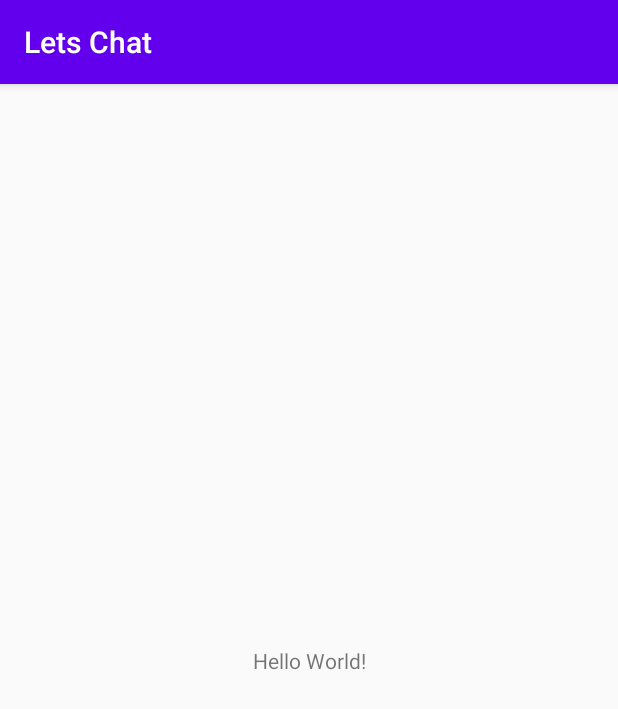
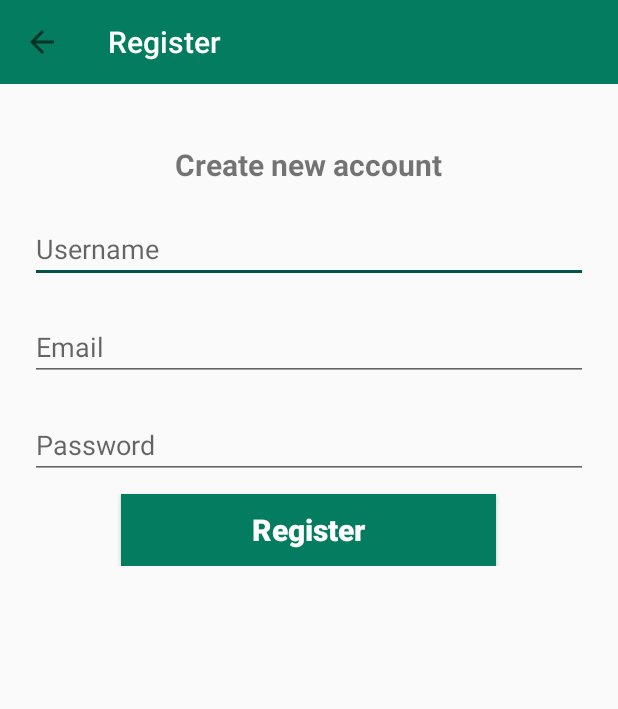
Before and after one commit to AkshayUpadhyay2162/Android-Chat-App, an Android app: the screen it shows after launch (MainActivity before the commit, RegisterActivity after it), on a phone screen of 412 x 824 dp. Shown: the top 709 px of the screen. Run offline under Robolectric (Android 15) with nearby library versions, the phone set to English and light mode, and no system bars; our stand-ins replace Firebase (no records; nobody signed in at launch, a user with empty details on screens opened directly).

```diff
--- a/app/build.gradle
+++ b/app/build.gradle
@@ -30,6 +30,8 @@ dependencies {
     implementation 'androidx.appcompat:appcompat:1.1.0'
     implementation 'androidx.constraintlayout:constraintlayout:1.1.3'
     implementation 'com.google.firebase:firebase-auth:19.3.2'
+    implementation 'com.google.firebase:firebase-config:19.2.0'
+    implementation 'com.google.firebase:firebase-database:19.3.1'
     testImplementation 'junit:junit:4.12'
     androidTestImplementation 'androidx.test.ext:junit:1.1.1'
     androidTestImplementation 'androidx.test.espresso:espresso-core:3.2.0'
--- a/app/src/main/AndroidManifest.xml
+++ b/app/src/main/AndroidManifest.xml
@@ -9,13 +9,16 @@
         android:roundIcon="@mipmap/ic_launcher_round"
         android:supportsRtl="true"
         android:theme="@style/AppTheme">
-        <activity android:name=".MainActivity">
+        <activity android:name=".StartActivity"></activity>
+        <activity android:name=".RegisterActivity">
             <intent-filter>
                 <action android:name="android.intent.action.MAIN" />
 
                 <category android:name="android.intent.category.LAUNCHER" />
             </intent-filter>
         </activity>
+        <activity android:name=".MainActivity">
+        </activity>
     </application>
 
 </manifest>
--- /dev/null
+++ b/app/src/main/java/com/akshaytech/letschat/RegisterActivity.java
@@ -0,0 +1,99 @@
+package com.akshaytech.letschat;
+
+import androidx.annotation.NonNull;
+import androidx.appcompat.app.AppCompatActivity;
+import androidx.appcompat.widget.Toolbar;
+
+import android.content.Intent;
+import android.os.Bundle;
+import android.text.TextUtils;
+import android.view.View;
+import android.widget.Button;
+import android.widget.EditText;
+import android.widget.Toast;
+
+import com.google.android.gms.tasks.OnCompleteListener;
+import com.google.android.gms.tasks.Task;
+import com.google.firebase.auth.AuthResult;
+import com.google.firebase.auth.FirebaseAuth;
+import com.google.firebase.auth.FirebaseUser;
+import com.google.firebase.database.DatabaseReference;
+import com.google.firebase.database.FirebaseDatabase;
+
+import java.util.HashMap;
+
+public class RegisterActivity extends AppCompatActivity {
+    EditText username, email, password;
+    Button register;
+    FirebaseAuth auth;
+    DatabaseReference reference;
+    @Override
+    protected void onCreate(Bundle savedInstanceState) {
+        super.onCreate(savedInstanceState);
+        setContentView(R.layout.activity_register);
+        Toolbar toolbar = findViewById(R.id.toolbar);
+        setSupportActionBar(toolbar);
+        getSupportActionBar().setTitle("Register");
+        getSupportActionBar().setDisplayHomeAsUpEnabled(true);
+
+        username = findViewById(R.id.Username);
+        email = findViewById(R.id.Email);
+        password = findViewById(R.id.Password);
+        register = findViewById(R.id.btnRegister);
+
+        auth = FirebaseAuth.getInstance();
+        register.setOnClickListener(new View.OnClickListener() {
+            @Override
+            public void onClick(View view) {
+                String textUsername = username.getText().toString();
+                String textEmail = email.getText().toString();
+                String textPassword = password.getText().toString();
+                if(TextUtils.isEmpty(textUsername)||TextUtils.isEmpty(textEmail)||TextUtils.isEmpty(textPassword)){
+                    Toast.makeText(RegisterActivity.this, "All fields are required!", Toast.LENGTH_SHORT).show();
+                }
+                else if(textPassword.length()<6){
+                    Toast.makeText(RegisterActivity.this, "Password must be of at least 6 characters", Toast.LENGTH_SHORT).show();
+                }
+                else {
+                    Register(textUsername,textEmail,textPassword);
+                }
+            }
+        });
+    }
+
+    private void Register(final String username, String email, String password){
+        auth.createUserWithEmailAndPassword(email,password).addOnCompleteListener(new OnCompleteListener<AuthResult>() {
+            @Override
+            public void onComplete(@NonNull Task<AuthResult> task) {
+                if(task.isComplete()){
+                    FirebaseUser firebaseUser = auth.getCurrentUser();
+                    assert firebaseUser != null;
+                    String Userid = firebaseUser.getUid();
+                    reference = FirebaseDatabase.getInstance().getReference("Users").child(Userid);
+
+                    HashMap<String,String> hashMap = new HashMap<>();
+                    hashMap.put("id",Userid);
+                    hashMap.put("username",username);
+                    hashMap.put("imageURL","default");
+
+                    reference.setValue(hashMap).addOnCompleteListener(new OnCompleteListener<Void>() {
+                        @Override
+                        public void onComplete(@NonNull Task<Void> task) {
+                             if(task.isSuccessful()){
+                                 Intent intent = new Intent(RegisterActivity.this,StartActivity.class);
+                                 intent.addFlags(Intent.FLAG_ACTIVITY_CLEAR_TASK | Intent.FLAG_ACTIVITY_NEW_TASK);
+                                 startActivity(intent);
+                                 finish();
+                                 Toast.makeText(RegisterActivity.this, "Registered Successfully...", Toast.LENGTH_SHORT).show();
+                             }
+                        }
+                    });
+                }
+                else {
+                    Toast.makeText(RegisterActivity.this, "Registration failed...", Toast.LENGTH_SHORT).show();
+                }
+
+            }
+        });
+    }
+}
--- /dev/null
+++ b/app/src/main/res/layout/activity_register.xml
@@ -0,0 +1,58 @@
+<?xml version="1.0" encoding="utf-8"?>
+<RelativeLayout xmlns:android="http://schemas.android.com/apk/res/android"
+    xmlns:app="http://schemas.android.com/apk/res-auto"
+    xmlns:tools="http://schemas.android.com/tools"
+    android:layout_width="match_parent"
+    android:layout_height="match_parent"
+    tools:context=".RegisterActivity">
+<include
+    android:id="@+id/toolbar"
+    layout="@layout/bar_layout"/>
+    <LinearLayout
+        android:layout_width="match_parent"
+        android:layout_height="wrap_content"
+        android:orientation="vertical"
+        android:padding="20dp"
+        android:gravity="center"
+        android:layout_below="@+id/toolbar">
+        <TextView
+            android:layout_width="wrap_content"
+            android:layout_height="wrap_content"
+            android:text="Create new account"
+            android:layout_marginTop="20dp"
+            android:textSize="20dp"
+            android:textStyle="bold"/>
+        <EditText
+            android:id="@+id/Username"
+            android:layout_width="match_parent"
+            android:layout_height="wrap_content"
+            android:hint="Username"
+            android:layout_marginTop="20dp"
+            />
+        <EditText
+            android:id="@+id/Email"
+            android:layout_width="match_parent"
+            android:layout_height="wrap_content"
+            android:hint="Email"
+            android:layout_marginTop="20dp"
+            />
+        <EditText
+            android:id="@+id/Password"
+            android:layout_width="match_parent"
+            android:layout_height="wrap_content"
+            android:hint="Password"
+            android:layout_marginTop="20dp"
+            />
+        <Button
+            android:id="@+id/btnRegister"
+            android:layout_width="250dp"
+            android:layout_height="wrap_content"
+            android:layout_marginTop="10dp"
+            android:textColor="#fff"
+            android:text="Register"
+            android:background="@color/colorPrimaryDark"
+            android:textStyle="bold"
+            android:textAllCaps="false"
+            android:textSize="20dp"/>
+    </LinearLayout>
+</RelativeLayout>
--- /dev/null
+++ b/app/src/main/res/layout/bar_layout.xml
@@ -0,0 +1,10 @@
+<?xml version="1.0" encoding="utf-8"?>
+<androidx.appcompat.widget.Toolbar xmlns:android="http://schemas.android.com/apk/res/android"
+    android:layout_width="match_parent"
+    android:layout_height="wrap_content"
+    xmlns:app="http://schemas.android.com/apk/res-auto"
+    app:title="Let's chat"
+    app:titleTextColor="#fff"
+    android:background="@color/colorPrimaryDark">
+
+</androidx.appcompat.widget.Toolbar>
--- a/app/src/main/res/values/colors.xml
+++ b/app/src/main/res/values/colors.xml
@@ -1,6 +1,6 @@
 <?xml version="1.0" encoding="utf-8"?>
 <resources>
-    <color name="colorPrimary">#6200EE</color>
-    <color name="colorPrimaryDark">#3700B3</color>
-    <color name="colorAccent">#03DAC5</color>
+    <color name="colorPrimary">#43079A</color>
+    <color name="colorPrimaryDark">#037C5F</color>
+    <color name="colorAccent">#04534B</color>
 </resources>
--- a/app/src/main/res/values/styles.xml
+++ b/app/src/main/res/values/styles.xml
@@ -1,10 +1,10 @@
 <resources>
 
     <!-- Base application theme. -->
-    <style name="AppTheme" parent="Theme.AppCompat.Light.DarkActionBar">
+    <style name="AppTheme" parent="Theme.AppCompat.Light.NoActionBar">
         <!-- Customize your theme here. -->
         <item name="colorPrimary">@color/colorPrimary</item>
-        <item name="colorPrimaryDark">@color/colorPrimaryDark</item>
+        <item name="colorPrimaryDark">@color/colorAccent</item>
         <item name="colorAccent">@color/colorAccent</item>
     </style>
 
```
Also changed, not shown: app/src/main/java/com/akshaytech/letschat/StartActivity.java (added, +14 -0 lines), app/src/main/res/layout/activity_start.xml (added, +9 -0 lines).
